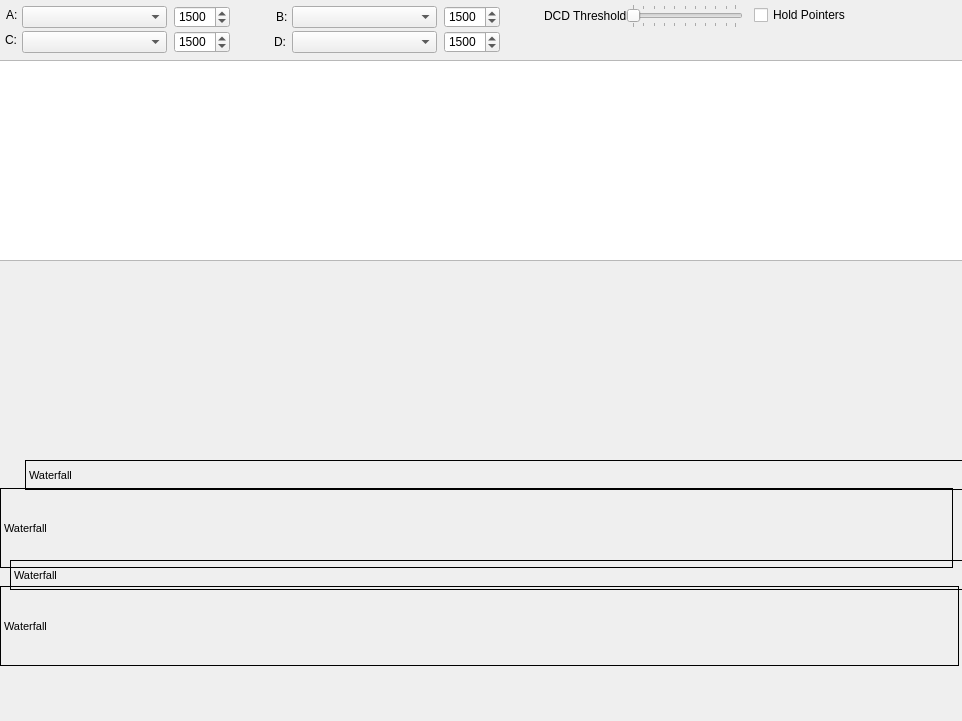
The window that QT/QtSoundModem/QtSoundModem.ui (bjpetit/linbpq) describes before a commit, drawn with Qt 5.
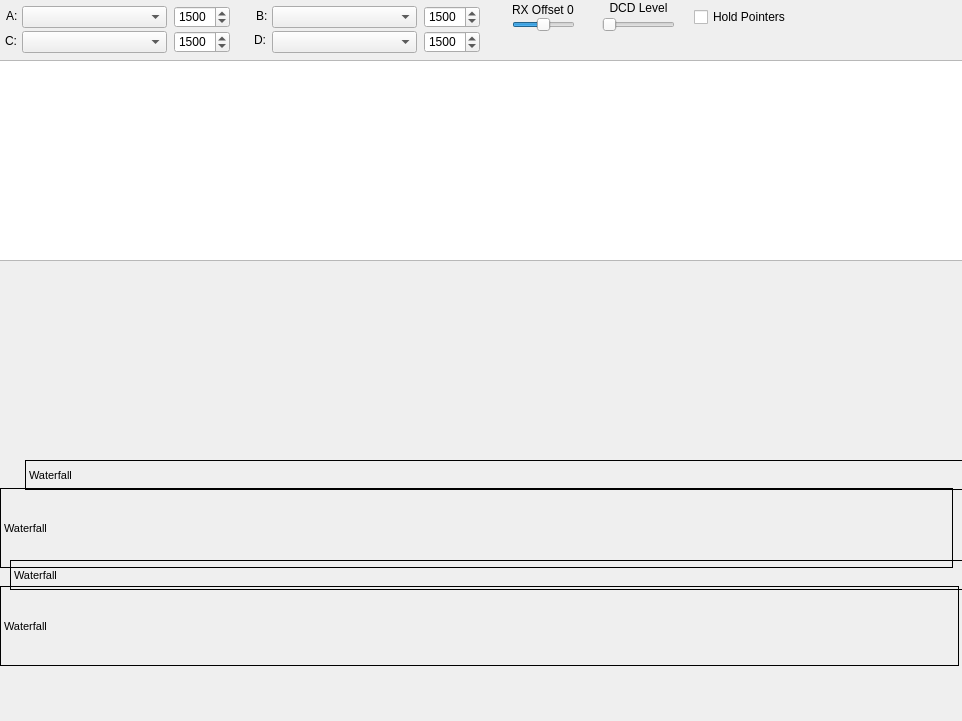
The same window after the commit. Icons and pictures are not drawn.

What changed in the file:
```diff
--- a/QT/QtSoundModem/QtSoundModem.ui
+++ b/QT/QtSoundModem/QtSoundModem.ui
@@ -43,7 +43,7 @@
    <widget class="QComboBox" name="modeB">
     <property name="geometry">
      <rect>
-      <x>292</x>
+      <x>272</x>
       <y>6</y>
       <width>145</width>
       <height>22</height>
@@ -96,7 +96,7 @@
     <property name="geometry">
      <rect>
       <x>6</x>
-      <y>6</y>
+      <y>7</y>
       <width>16</width>
       <height>18</height>
      </rect>
@@ -108,7 +108,7 @@
    <widget class="QSpinBox" name="centerB">
     <property name="geometry">
      <rect>
-      <x>444</x>
+      <x>424</x>
       <y>6</y>
       <width>56</width>
       <height>22</height>
@@ -170,21 +170,24 @@
    <widget class="QLabel" name="label">
     <property name="geometry">
      <rect>
-      <x>544</x>
-      <y>8</y>
-      <width>86</width>
+      <x>602</x>
+      <y>0</y>
+      <width>73</width>
       <height>16</height>
      </rect>
     </property>
     <property name="text">
-     <string>DCD Threshold</string>
+     <string>DCD Level</string>
+    </property>
+    <property name="alignment">
+     <set>Qt::AlignCenter</set>
     </property>
    </widget>
    <widget class="QLabel" name="labelB">
     <property name="geometry">
      <rect>
-      <x>276</x>
-      <y>10</y>
+      <x>256</x>
+      <y>9</y>
       <width>16</width>
       <height>14</height>
      </rect>
@@ -196,17 +199,17 @@
    <widget class="QSlider" name="DCDSlider">
     <property name="geometry">
      <rect>
-      <x>626</x>
-      <y>4</y>
-      <width>117</width>
-      <height>24</height>
+      <x>602</x>
+      <y>18</y>
+      <width>73</width>
+      <height>14</height>
      </rect>
     </property>
     <property name="orientation">
      <enum>Qt::Horizontal</enum>
     </property>
     <property name="tickPosition">
-     <enum>QSlider::TicksBothSides</enum>
+     <enum>QSlider::NoTicks</enum>
     </property>
     <property name="tickInterval">
      <number>10</number>
@@ -215,8 +218,8 @@
    <widget class="QCheckBox" name="holdPointers">
     <property name="geometry">
      <rect>
-      <x>754</x>
-      <y>4</y>
+      <x>694</x>
+      <y>6</y>
       <width>93</width>
       <height>22</height>
      </rect>
@@ -314,7 +317,7 @@
     <property name="geometry">
      <rect>
       <x>5</x>
-      <y>31</y>
+      <y>32</y>
       <width>16</width>
       <height>18</height>
      </rect>
@@ -336,7 +339,7 @@
    <widget class="QSpinBox" name="centerD">
     <property name="geometry">
      <rect>
-      <x>444</x>
+      <x>424</x>
       <y>31</y>
       <width>56</width>
       <height>22</height>
@@ -352,7 +355,7 @@
    <widget class="QComboBox" name="modeD">
     <property name="geometry">
      <rect>
-      <x>292</x>
+      <x>272</x>
       <y>31</y>
       <width>145</width>
       <height>22</height>
@@ -362,8 +365,8 @@
    <widget class="QLabel" name="labelD">
     <property name="geometry">
      <rect>
-      <x>274</x>
-      <y>35</y>
+      <x>254</x>
+      <y>33</y>
       <width>16</width>
       <height>14</height>
      </rect>
@@ -388,6 +391,47 @@
      <number>1500</number>
     </property>
    </widget>
+   <widget class="QSlider" name="RXOffset">
+    <property name="geometry">
+     <rect>
+      <x>512</x>
+      <y>18</y>
+      <width>63</width>
+      <height>14</height>
+     </rect>
+    </property>
+    <property name="minimum">
+     <number>-200</number>
+    </property>
+    <property name="maximum">
+     <number>200</number>
+    </property>
+    <property name="value">
+     <number>0</number>
+    </property>
+    <property name="orientation">
+     <enum>Qt::Horizontal</enum>
+    </property>
+    <property name="tickPosition">
+     <enum>QSlider::NoTicks</enum>
+    </property>
+    <property name="tickInterval">
+     <number>10</number>
+    </property>
+   </widget>
+   <widget class="QLabel" name="RXOffsetLabel">
+    <property name="geometry">
+     <rect>
+      <x>512</x>
+      <y>2</y>
+      <width>87</width>
+      <height>16</height>
+     </rect>
+    </property>
+    <property name="text">
+     <string>RX Offset 0</string>
+    </property>
+   </widget>
   </widget>
   <widget class="QMenuBar" name="menuBar">
    <property name="geometry">
```
